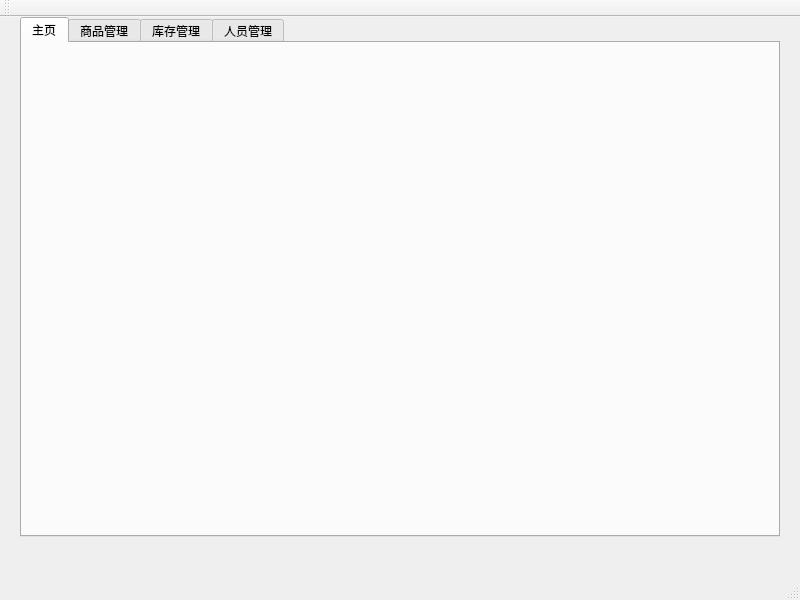
The window that src/mainwindow.ui (MyQt/Invoice-Manger-Demo) describes before a commit, drawn with Qt 5.
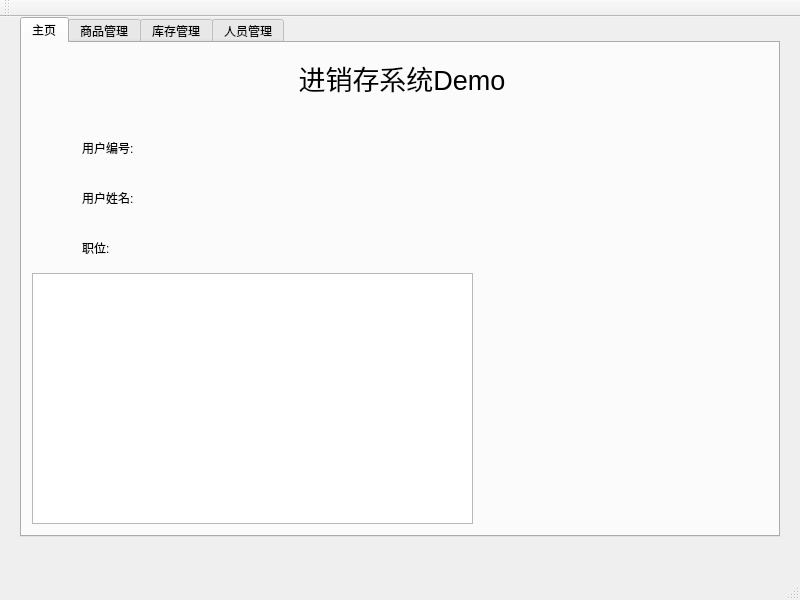
The same window after the commit.

Diff of the .ui file:
```diff
--- a/src/mainwindow.ui
+++ b/src/mainwindow.ui
@@ -30,6 +30,85 @@
      <attribute name="title">
       <string>主页</string>
      </attribute>
+     <widget class="QLabel" name="titleLabel">
+      <property name="geometry">
+       <rect>
+        <x>130</x>
+        <y>10</y>
+        <width>500</width>
+        <height>50</height>
+       </rect>
+      </property>
+      <property name="font">
+       <font>
+        <pointsize>20</pointsize>
+       </font>
+      </property>
+      <property name="text">
+       <string>进销存系统Demo</string>
+      </property>
+      <property name="alignment">
+       <set>Qt::AlignCenter</set>
+      </property>
+     </widget>
+     <widget class="QLabel" name="numberLabel">
+      <property name="geometry">
+       <rect>
+        <x>60</x>
+        <y>90</y>
+        <width>150</width>
+        <height>30</height>
+       </rect>
+      </property>
+      <property name="text">
+       <string>用户编号:</string>
+      </property>
+      <property name="alignment">
+       <set>Qt::AlignLeading|Qt::AlignLeft|Qt::AlignVCenter</set>
+      </property>
+     </widget>
+     <widget class="QLabel" name="nameLabel">
+      <property name="geometry">
+       <rect>
+        <x>60</x>
+        <y>140</y>
+        <width>150</width>
+        <height>30</height>
+       </rect>
+      </property>
+      <property name="text">
+       <string>用户姓名:</string>
+      </property>
+      <property name="alignment">
+       <set>Qt::AlignLeading|Qt::AlignLeft|Qt::AlignVCenter</set>
+      </property>
+     </widget>
+     <widget class="QLabel" name="levelLabel">
+      <property name="geometry">
+       <rect>
+        <x>60</x>
+        <y>190</y>
+        <width>150</width>
+        <height>30</height>
+       </rect>
+      </property>
+      <property name="text">
+       <string>职位:</string>
+      </property>
+      <property name="alignment">
+       <set>Qt::AlignLeading|Qt::AlignLeft|Qt::AlignVCenter</set>
+      </property>
+     </widget>
+     <widget class="QTextEdit" name="detailEdit">
+      <property name="geometry">
+       <rect>
+        <x>10</x>
+        <y>230</y>
+        <width>441</width>
+        <height>251</height>
+       </rect>
+      </property>
+     </widget>
     </widget>
     <widget class="QWidget" name="productionTab">
      <attribute name="title">
```
Left out of the diff: 19 changed lines with no effect on the pictures.
